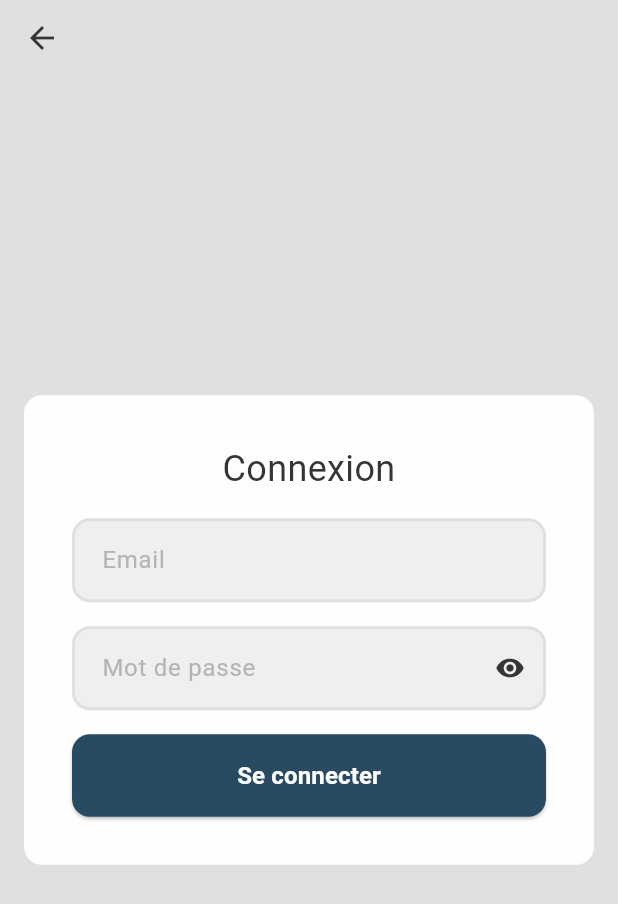
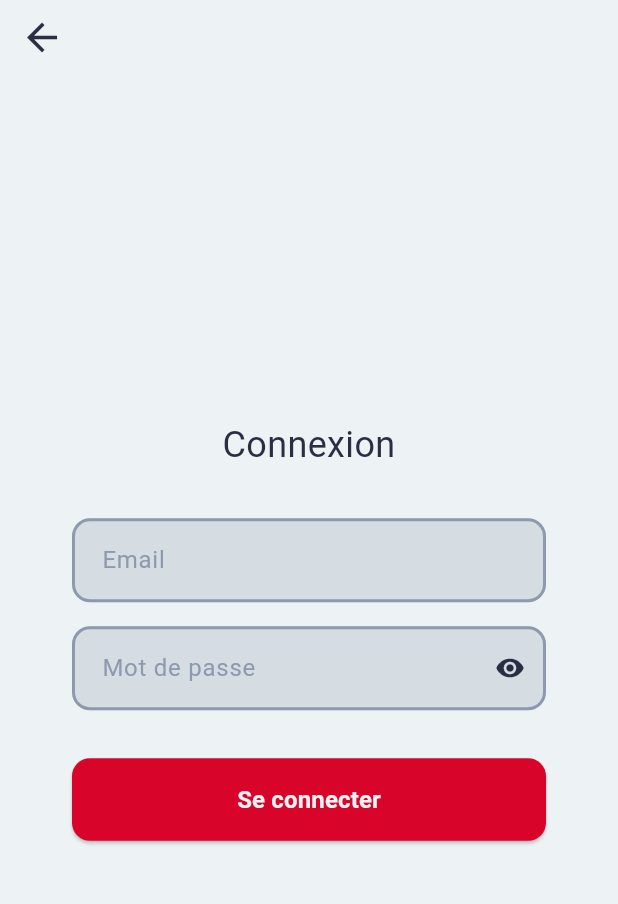
Before and after one commit to SachaBarbet/BeSacha, a Flutter app: the screen it shows after launch, after a tap on "Connexion", on a phone screen of 412 x 824 dp. Shown: the top 904 px of the screen. Run offline on Flutter 3.47's test engine with Material 3 defaults, Android fonts, the phone set to English and light mode, and no system bars; our stand-ins replace cloud_firestore, device_info_plus, firebase_auth, firebase_core, firebase_storage, fluttertoast and 2 more; accounts and stored records are empty; generated files the repository leaves out were written again.

Commit message:
Remove unused firebase service and user data. Add project theme colors and dark/light system theme handler

```diff
--- a/flutter_native_splash.yaml
+++ b/flutter_native_splash.yaml
@@ -57,7 +57,7 @@ flutter_native_splash:
     image: assets/images/besacha_icon_android12.png
 
     # Splash screen background color.
-    color: "#ffffff"
+    color: "#D90429"
 
   # App icon background color.
   # icon_background_color: "#111111"
--- a/lib/assets/app_colors.dart
+++ b/lib/assets/app_colors.dart
@@ -1,16 +1,14 @@
 import 'dart:ui';
 
 class AppColors {
-  static const Color primary = Color(0xFF284b63);
-  static const Color darkPrimary = Color(0xff1c3f57);
-  static const Color lightPrimary = Color(0xFF3C6E71);
+  static const Color primary = Color(0xFFD90429);
+  static const Color lightPrimary = Color(0xFFEF233C);
 
-  static const Color black = Color(0xFF353535);
-  static const Color lightBlack = Color(0xFF424242);
+  static const Color black = Color(0xFF2B2D42);
+  static const Color lightBlack = Color(0xFF363852);
 
-  static const Color grey = Color(0xFFB4B4B4);
-  static const Color lightGrey = Color(0xFFE0E0E0);
-  static const Color white = Color(0xFFFEFEFE);
+  static const Color grey = Color(0xFF8D99AE);
+  static const Color white = Color(0xFFEDF2F4);
 
   static const Color red = Color(0xFFC71E1E);
   static const Color green = Color(0xFF10A217);
--- a/lib/assets/app_images.dart
+++ b/lib/assets/app_images.dart
@@ -1,3 +1,5 @@
 class AppImages {
-  static const String appIcon = "assets/images/boilerplate_icon.png";
+  static const String appIcon = 'assets/images/besacha_icon.png';
+  static const String appIconNoBackground = 'assets/images/besacha_icon_no_background.png';
+  static const String appIconAndroid12 = 'assets/images/besacha_icon_android12.png';
 }
--- a/lib/main.dart
+++ b/lib/main.dart
@@ -19,18 +19,16 @@ import 'services/app_firebase.dart';
 
 Future<void> main() async {
   WidgetsFlutterBinding.ensureInitialized();
-  await Firebase.initializeApp(
-    options: DefaultFirebaseOptions.currentPlatform,
-  );
+  await Firebase.initializeApp(options: DefaultFirebaseOptions.currentPlatform);
   await AppFirebase.initFirebaseAuth();
-  SystemChrome.setPreferredOrientations([DeviceOrientation.portraitUp,]);
-  SystemChrome.setSystemUIOverlayStyle(const SystemUiOverlayStyle(
-    statusBarColor: AppColors.lightGrey,
-    statusBarIconBrightness: Brightness.dark,
-    statusBarBrightness: Brightness.dark,
-    systemNavigationBarColor: AppColors.lightGrey,
-    systemNavigationBarIconBrightness: Brightness.dark,
-  ));
+  SystemChrome.setPreferredOrientations([DeviceOrientation.portraitUp]);
+  // SystemChrome.setSystemUIOverlayStyle(const SystemUiOverlayStyle(
+  //   statusBarColor: AppColors.white,
+  //   statusBarIconBrightness: Brightness.dark,
+  //   statusBarBrightness: Brightness.dark,
+  //   systemNavigationBarColor: AppColors.white,
+  //   systemNavigationBarIconBrightness: Brightness.dark,
+  // ));
   runApp(const BeSacha());
 }
 
@@ -89,7 +87,7 @@ class BeSacha extends StatelessWidget {
       title: AppProperties.appName,
       debugShowCheckedModeBanner: false,
       theme: ThemeData(
-        scaffoldBackgroundColor: AppColors.lightGrey,
+        scaffoldBackgroundColor: AppColors.white,
         iconButtonTheme: IconButtonThemeData(
           style: ButtonStyle(iconColor: MaterialStateColor.resolveWith((states) => AppColors.black)),
         ),
@@ -106,7 +104,7 @@ class BeSacha extends StatelessWidget {
         floatingActionButtonTheme: const FloatingActionButtonThemeData(
           backgroundColor: AppColors.primary,
           foregroundColor: AppColors.white,
-          focusColor: AppColors.lightBlack,
+          focusColor: AppColors.grey,
         ),
         elevatedButtonTheme: ElevatedButtonThemeData(
           style: ButtonStyle(
@@ -121,6 +119,56 @@ class BeSacha extends StatelessWidget {
           bodyMedium: TextStyle(color: AppColors.black),
           bodySmall: TextStyle(color: AppColors.black),
         ),
+        appBarTheme: const AppBarTheme(
+          backgroundColor: AppColors.white,
+          foregroundColor: AppColors.black,
+          titleTextStyle: TextStyle(color: AppColors.black),
+          iconTheme: IconThemeData(color: AppColors.black),
+          actionsIconTheme: IconThemeData(color: AppColors.black),
+        ),
+        useMaterial3: true,
+      ),
+
+      darkTheme: ThemeData(
+        scaffoldBackgroundColor: AppColors.lightBlack,
+        iconButtonTheme: IconButtonThemeData(
+          style: ButtonStyle(iconColor: MaterialStateColor.resolveWith((states) => AppColors.white)),
+        ),
+        dialogBackgroundColor: AppColors.lightBlack,
+        dialogTheme: const DialogTheme(
+          shape: RoundedRectangleBorder(
+            borderRadius: BorderRadius.all(Radius.circular(AppDesignSystem.defaultBorderRadius)),
+          ),
+          backgroundColor: AppColors.black,
+          surfaceTintColor: AppColors.black,
+          elevation: AppDesignSystem.defaultElevation,
+          alignment: Alignment.center,
+        ),
+        floatingActionButtonTheme: const FloatingActionButtonThemeData(
+          backgroundColor: AppColors.primary,
+          foregroundColor: AppColors.white,
+          focusColor: AppColors.grey,
+        ),
+        elevatedButtonTheme: ElevatedButtonThemeData(
+          style: ButtonStyle(
+            shape: MaterialStateProperty.all(RoundedRectangleBorder(
+              borderRadius: BorderRadius.circular(AppDesignSystem.defaultBorderRadius),
+            )),
+          )
+        ),
+        iconTheme: const IconThemeData(color: AppColors.primary, size: 30,),
+        textTheme: const TextTheme(
+          bodyLarge: TextStyle(color: AppColors.white),
+          bodyMedium: TextStyle(color: AppColors.white),
+          bodySmall: TextStyle(color: AppColors.white),
+        ),
+        appBarTheme: const AppBarTheme(
+          backgroundColor: AppColors.lightBlack,
+          foregroundColor: AppColors.white,
+          titleTextStyle: TextStyle(color: AppColors.white),
+          iconTheme: IconThemeData(color: AppColors.white),
+          actionsIconTheme: IconThemeData(color: AppColors.white),
+        ),
         useMaterial3: true,
       ),
       routerConfig: _router,
--- a/lib/models/app_user.dart
+++ b/lib/models/app_user.dart
@@ -5,9 +5,8 @@ class AppUser {
   late String? email;
   late String? displayName;
   late String? phoneNumber;
-  late String? photoUrl;
 
-  AppUser({this.uid, this.email, this.displayName, this.phoneNumber, this.photoUrl});
+  AppUser({this.uid, this.email, this.displayName, this.phoneNumber});
 
   factory AppUser.fromFirestore(
       DocumentSnapshot<Map<String, dynamic>> snapshot,
@@ -15,19 +14,17 @@ class AppUser {
       ) {
     Map<String, dynamic>? data = snapshot.data();
     return AppUser(
-      email: data?["email"],
-      displayName: data?["display_name"],
-      phoneNumber: data?["phone_number"],
-      photoUrl: data?["photo_url"],
+      email: data?['email'],
+      displayName: data?['display_name'],
+      phoneNumber: data?['phone_number'],
     );
   }
 
   Map<String, dynamic> toFirestore() {
     return {
-      "email": email,
-      "display_name": displayName,
-      "phone_number": phoneNumber,
-      "photo_url": photoUrl,
+      'email': email,
+      'display_name': displayName,
+      'phone_number': phoneNumber,
     };
   }
 }
--- a/lib/pages/authentication/authentication_page.dart
+++ b/lib/pages/authentication/authentication_page.dart
@@ -1,5 +1,9 @@
+import 'dart:ui';
+
+import 'package:be_sacha/assets/app_images.dart';
 import 'package:flutter/material.dart';
 import 'package:go_router/go_router.dart';
+import 'package:google_fonts/google_fonts.dart';
 
 import '../../assets/app_colors.dart';
 import '../../assets/app_design_system.dart';
@@ -10,28 +14,36 @@ class AuthenticationPage extends StatelessWidget {
 
   @override
   Widget build(BuildContext context) {
-    return Scaffold(
-      body: Center(
-        child: Padding(
-          padding: const EdgeInsets.all(AppDesignSystem.defaultPadding),
-          child: Container(
-            decoration: BoxDecoration(
-              color: AppColors.white,
-              borderRadius: BorderRadius.circular(AppDesignSystem.defaultBorderRadius),
-            ),
+    return PopScope(
+      canPop: false,
+      child: Scaffold(
+        backgroundColor: AppColors.primary,
+        body: Center(
+          child: Padding(
+            padding: const EdgeInsets.all(AppDesignSystem.defaultPadding),
             child: ListView(
               shrinkWrap: true,
               padding: const EdgeInsets.all(AppDesignSystem.defaultPadding),
               children: [
+                Image.asset(
+                  AppImages.appIconNoBackground,
+                  height: 192,
+                ),
                 const Padding(
-                  padding: EdgeInsets.symmetric(vertical: 32.0),
-                  child: Text('Bienvenue', style: TextStyle(fontSize: 24), textAlign: TextAlign.center),
+                  padding: EdgeInsets.only(
+                    bottom: AppDesignSystem.defaultPadding * 7,
+                    top: AppDesignSystem.defaultPadding,
+                  ),
+                  child: Text('Bienvenue sur BeSacha !', style: TextStyle(fontSize: 24, fontWeight: FontWeight.bold), textAlign: TextAlign.center),
                 ),
                 Padding(
                   padding: const EdgeInsets.symmetric(
                     horizontal: AppDesignSystem.defaultPadding,
+                    vertical: AppDesignSystem.defaultPadding * 0.5,
                   ),
                   child: AppElevatedButton(
+                    buttonColor: AppColors.black,
+                    textColor: AppColors.white,
                     onPressed: () {
                       context.pushNamed('login');
                     },
@@ -41,7 +53,8 @@ class AuthenticationPage extends StatelessWidget {
                 Padding(
                   padding: const EdgeInsets.all(AppDesignSystem.defaultPadding),
                   child: AppElevatedButton(
-                    buttonColor: AppColors.lightPrimary,
+                    buttonColor: AppColors.white,
+                    textColor: AppColors.black,
                     onPressed: () {
                       context.pushNamed('register');
                     },
--- a/lib/pages/authentication/login_page.dart
+++ b/lib/pages/authentication/login_page.dart
@@ -17,6 +17,8 @@ class LoginPage extends StatelessWidget {
 
   final GlobalKey<FormState> _loginFormKey = GlobalKey<FormState>();
 
+  static const double appBarHeight = 50;
+
 
   @override
   Widget build(BuildContext context) {
@@ -26,27 +28,28 @@ class LoginPage extends StatelessWidget {
       },
       child: Scaffold(
         appBar: AppBar(
-          backgroundColor: AppColors.lightGrey,
           leading: IconButton(
             icon: const Icon(Icons.arrow_back),
             onPressed: () {
               Navigator.of(context).pop();
             },
           ),
-          toolbarHeight: 50,
+          toolbarHeight: appBarHeight,
         ),
 
         body: Center(
           child: Padding(
             padding: const EdgeInsets.only(
-              bottom: 50.0,
+              bottom: appBarHeight,
               top: AppDesignSystem.defaultPadding,
               left: AppDesignSystem.defaultPadding,
               right: AppDesignSystem.defaultPadding,
             ),
             child: Container(
               decoration: BoxDecoration(
-                color: AppColors.white,
+                color: View.of(context).platformDispatcher.platformBrightness == Brightness.dark
+                    ? AppColors.black
+                    : AppColors.white,
                 borderRadius: BorderRadius.circular(AppDesignSystem.defaultBorderRadius),
               ),
               child: ListView(
@@ -57,7 +60,9 @@ class LoginPage extends StatelessWidget {
                     padding: EdgeInsets.symmetric(vertical: AppDesignSystem.defaultPadding),
                     child: Text('Connexion', style: TextStyle(fontSize: 24), textAlign: TextAlign.center),
                   ),
-                  Form(
+                  Padding(
+                    padding: const EdgeInsets.only(top: AppDesignSystem.defaultPadding),
+                    child: Form(
                       key: _loginFormKey,
                       child: Column(
                         children: [
@@ -82,11 +87,7 @@ class LoginPage extends StatelessWidget {
                             ),
                           ),
                           Padding(
-                          padding: const EdgeInsets.only(
-                            left: AppDesignSystem.defaultPadding,
-                            right: AppDesignSystem.defaultPadding,
-                            bottom: AppDesignSystem.defaultPadding,
-                          ),
+                            padding: const EdgeInsets.all(AppDesignSystem.defaultPadding,),
                             child: AppElevatedButton(
                               onPressed: () {
                                 if (!_loginFormKey.currentState!.validate()) return;
@@ -113,6 +114,7 @@ class LoginPage extends StatelessWidget {
                         ],
                       ),
                     ),
+                  ),
                 ],
               ),
             ),
--- a/lib/pages/home_page.dart
+++ b/lib/pages/home_page.dart
@@ -1,3 +1,4 @@
+import 'package:be_sacha/assets/app_design_system.dart';
 import 'package:be_sacha/properties/app_properties.dart';
 import 'package:flutter/material.dart';
 import 'package:go_router/go_router.dart';
@@ -30,13 +31,12 @@ class _HomePage extends State<HomePage> {
       onPopInvoked: (_) => alertLeaveApp(),
       child: Scaffold(
         appBar: AppBar(
-          title: const Text(AppProperties.appName),
           centerTitle: true,
           actions: [
             Padding(
-              padding: const EdgeInsets.only(right: 8.0),
+              padding: const EdgeInsets.only(right: AppDesignSystem.defaultPadding),
               child: IconButton(
-                icon: const Icon(Icons.person),
+                icon: const Icon(Icons.settings),
                 onPressed: () {
                    context.pushNamed('user');
                 },
--- a/lib/widgets/alert_dialogs/alert_warning_delete_account.dart
+++ b/lib/widgets/alert_dialogs/alert_warning_delete_account.dart
@@ -74,9 +74,9 @@ class _AlertWarningDeleteAccount extends State<AlertWarningDeleteAccount> {
                         Navigator.pop(context);
                         Navigator.pushReplacement(context, MaterialPageRoute(builder: (context) => const AuthenticationPage()));
                         AppFirebase.userCollectionRef.doc(FirebaseAuth.instance.currentUser!.uid).delete().whenComplete(() {
-                          FirebaseAuth.instance.currentUser!.delete().whenComplete(() {
-                            AppFirebase.usersImagesStorageRef.child("${FirebaseAuth.instance.currentUser!.uid}.png").delete().whenComplete(() => ToastUtil.showSuccessToast(context, 'Account deleted'));
-                          });
+                          FirebaseAuth.instance.currentUser!.delete().whenComplete(
+                            () => ToastUtil.showSuccessToast(context, 'Account deleted')
+                          );
                         });
                       } else {
                         ToastUtil.showShortErrorToast(context, 'Error: Invalid password');
--- a/lib/widgets/app_text_form_field.dart
+++ b/lib/widgets/app_text_form_field.dart
@@ -25,6 +25,9 @@ class AppTextFormField extends StatefulWidget {
 class _AppTextFormField extends State<AppTextFormField> {
   bool _obscureText = false;
 
+  static const double borderWidth = 2;
+  Color foregroundColor = AppColors.black;
+
   @override
   void initState() {
     _obscureText = widget.obscureText;
@@ -33,35 +36,38 @@ class _AppTextFormField extends State<AppTextFormField> {
 
   @override
   Widget build(BuildContext context) {
+    foregroundColor = View.of(context).platformDispatcher.platformBrightness == Brightness.dark ?
+      AppColors.white : AppColors.black;
+
     return TextFormField(
       obscureText: _obscureText,
       keyboardType: widget.keyboardType,
       decoration: InputDecoration(
         border: OutlineInputBorder(
           borderRadius: BorderRadius.circular(AppDesignSystem.defaultBorderRadius),
-          borderSide: const BorderSide(color: AppColors.lightGrey, width: 2),
+          borderSide: const BorderSide(color: AppColors.grey, width: borderWidth),
         ),
         enabledBorder: OutlineInputBorder(
           borderRadius: BorderRadius.circular(AppDesignSystem.defaultBorderRadius),
-          borderSide: const BorderSide(color: AppColors.lightGrey, width: 2),
+          borderSide: const BorderSide(color: AppColors.grey, width: borderWidth),
         ),
         focusedBorder: OutlineInputBorder(
           borderRadius: BorderRadius.circular(AppDesignSystem.defaultBorderRadius),
-          borderSide: const BorderSide(color: AppColors.black, width: 2),
+          borderSide: BorderSide(color: foregroundColor, width: borderWidth),
         ),
         errorBorder: OutlineInputBorder(
           borderRadius: BorderRadius.circular(AppDesignSystem.defaultBorderRadius),
-          borderSide: const BorderSide(color: AppColors.red, width: 2),
+          borderSide: const BorderSide(color: AppColors.red, width: borderWidth),
         ),
         focusedErrorBorder: OutlineInputBorder(
           borderRadius: BorderRadius.circular(AppDesignSystem.defaultBorderRadius),
-          borderSide: const BorderSide(color: AppColors.red, width: 2),
+          borderSide: const BorderSide(color: AppColors.red, width: borderWidth),
         ),
         errorStyle: const TextStyle(color: AppColors.red),
         hintStyle: const TextStyle(color: AppColors.grey),
-        labelStyle: const TextStyle(color: AppColors.black),
+        labelStyle: TextStyle(color: foregroundColor),
         hintText: widget.hintText,
-        fillColor: AppColors.grey.withOpacity(0.2),
+        fillColor: AppColors.grey.withOpacity(0.25),
         filled: true,
         contentPadding: const EdgeInsets.all(AppDesignSystem.defaultPadding),
         suffixIcon: widget.obscureText ? Material(
@@ -73,12 +79,12 @@ class _AppTextFormField extends State<AppTextFormField> {
                 _obscureText = !_obscureText;
               });
             },
-            icon: Icon(_obscureText ? Icons.visibility : Icons.visibility_off, color: AppColors.black, size: 20),
+            icon: Icon(_obscureText ? Icons.visibility : Icons.visibility_off, color: foregroundColor, size: 20),
           ),
         ) : null,
       ),
-      style: const TextStyle(color: AppColors.black),
-      cursorColor: AppColors.black,
+      style: TextStyle(color: foregroundColor),
+      cursorColor: foregroundColor,
       validator: widget.validator,
       controller: widget.controller,
     );
```
Also changed, not shown: lib/pages/authentication/register_page.dart (+18 -7 lines), lib/pages/user_page.dart (+6 -36 lines), lib/services/app_firebase.dart (+0 -18 lines), lib/services/app_user_service.dart (+1 -31 lines), assets/images/besacha_icon_no_background.png (added), 3 other files. Lines whose indentation alone changed are shown as unchanged.
